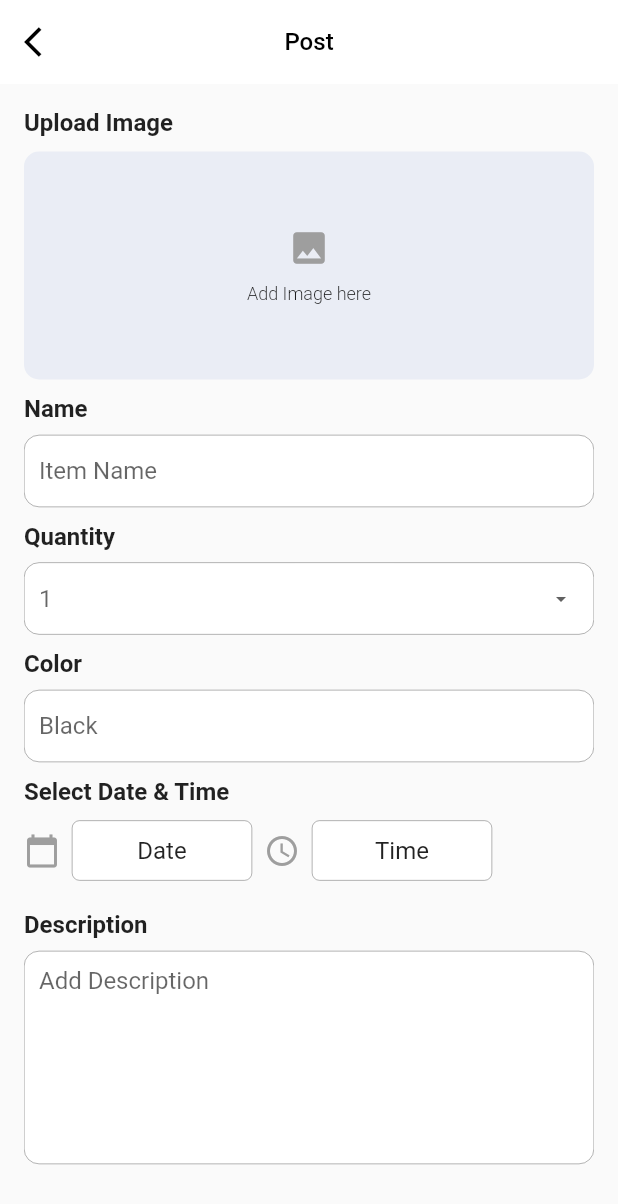
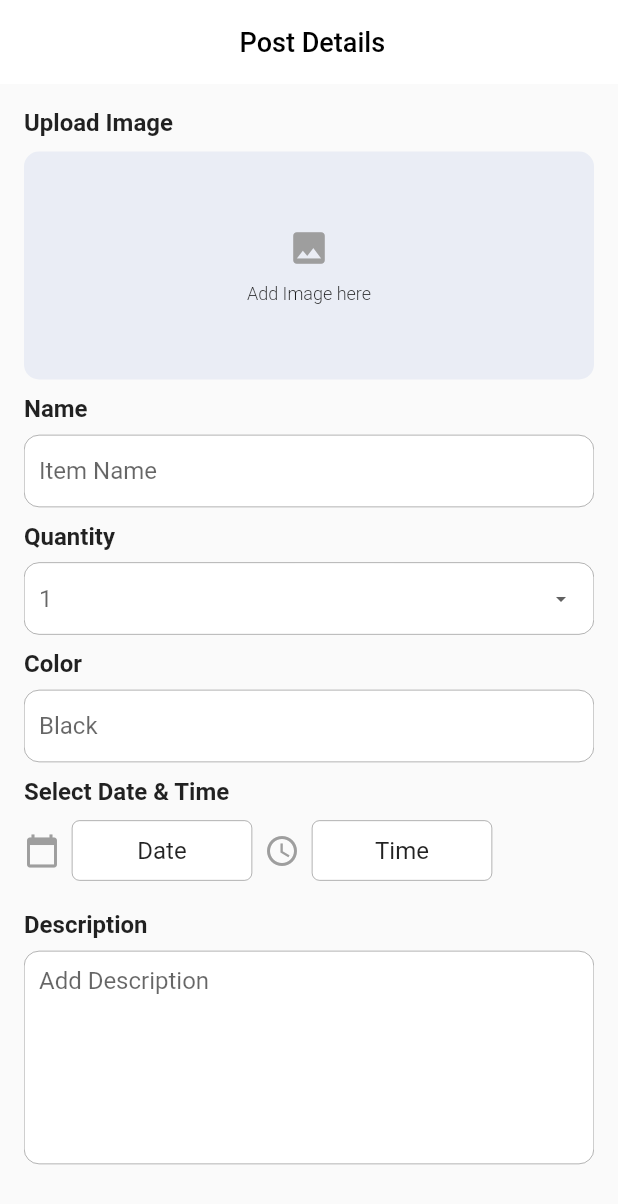
Before and after one commit to Olivi-tech/finder-app, a Flutter app: the AddItemScreen screen opened by its route, on a phone screen of 412 x 824 dp. Shown: the top 1204 px of the screen. Run offline on Flutter 3.47's test engine with Material 2 defaults, Android fonts, the phone set to English and light mode, and no system bars; our stand-ins replace cloud_firestore, firebase_auth, firebase_core, firebase_storage, image_picker; accounts and stored records are empty.

Commit message:
Update code

```diff
--- a/lib/db_servies/auth.dart
+++ b/lib/db_servies/auth.dart
@@ -135,7 +135,7 @@ class DbService_auth {
       });
 
       log('User registered');
-     Navigator.of(context).pushReplacementNamed(AppRoutes.homePage);
+       Navigator.of(context).pushReplacementNamed(AppRoutes.guesthome);
     } catch (error) {
       if (error is FirebaseAuthException) {
         if (error.code == 'email-already-in-use') {
@@ -169,7 +169,7 @@ class DbService_auth {
       );
 
       log('User logged in');
-      Navigator.of(context).pushReplacementNamed(AppRoutes.homePage);
+      Navigator.of(context).pushReplacementNamed(AppRoutes.guesthome);
       return userCredential.user;
     } on FirebaseAuthException catch (e) {
       if (e.code == 'wrong-password') {
--- a/lib/screen/company_screens/item_add_screen.dart
+++ b/lib/screen/company_screens/item_add_screen.dart
@@ -105,18 +105,11 @@ class _AddItemScreenState extends State<AddItemScreen> {
         backgroundColor: Colors.white,
         centerTitle: true,
         elevation: 0.0,
-        leading: IconButton(
-          icon: const Icon(Icons.arrow_back_ios),
-          color: Colors.black,
-          onPressed: () {
-            Navigator.pop(context);
-          },
-        ),
         title: const CustomText(
-          text: 'Post',
+          text: ' Post Details',
           letterSpacing: 1,
           color: Colors.black,
-          size: 16,
+          size: 18,
           weight: FontWeight.w500,
         ),
       ),
```
